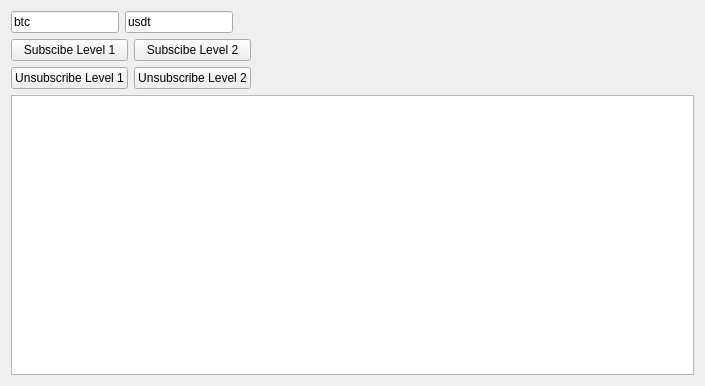
First picture: the form in serum-vial-python/UI/form.ui, repository TradingForge/SerumFixServer, before the edit.
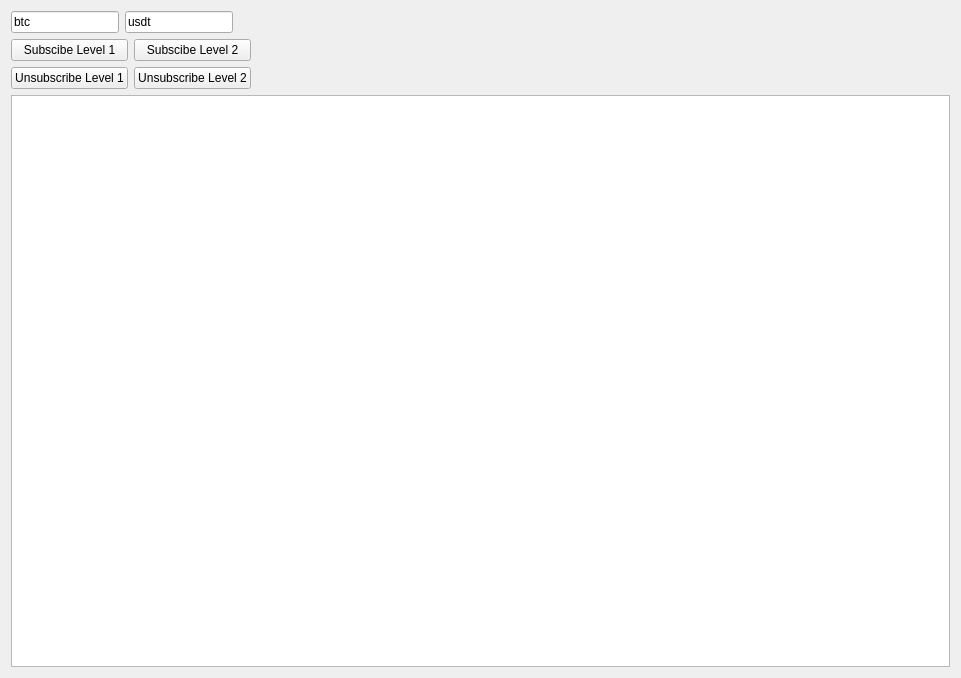
Second picture: the form after the edit.

```diff
--- a/serum-vial-python/UI/form.ui
+++ b/serum-vial-python/UI/form.ui
@@ -6,8 +6,8 @@
    <rect>
     <x>0</x>
     <y>0</y>
-    <width>705</width>
-    <height>386</height>
+    <width>961</width>
+    <height>678</height>
    </rect>
   </property>
   <property name="windowTitle">
@@ -117,7 +117,14 @@
     </layout>
    </item>
    <item>
-    <widget class="QPlainTextEdit" name="LoggerBox"/>
+    <widget class="QPlainTextEdit" name="LoggerBox">
+     <property name="sizePolicy">
+      <sizepolicy hsizetype="Expanding" vsizetype="Expanding">
+       <horstretch>0</horstretch>
+       <verstretch>0</verstretch>
+      </sizepolicy>
+     </property>
+    </widget>
    </item>
   </layout>
  </widget>
```
